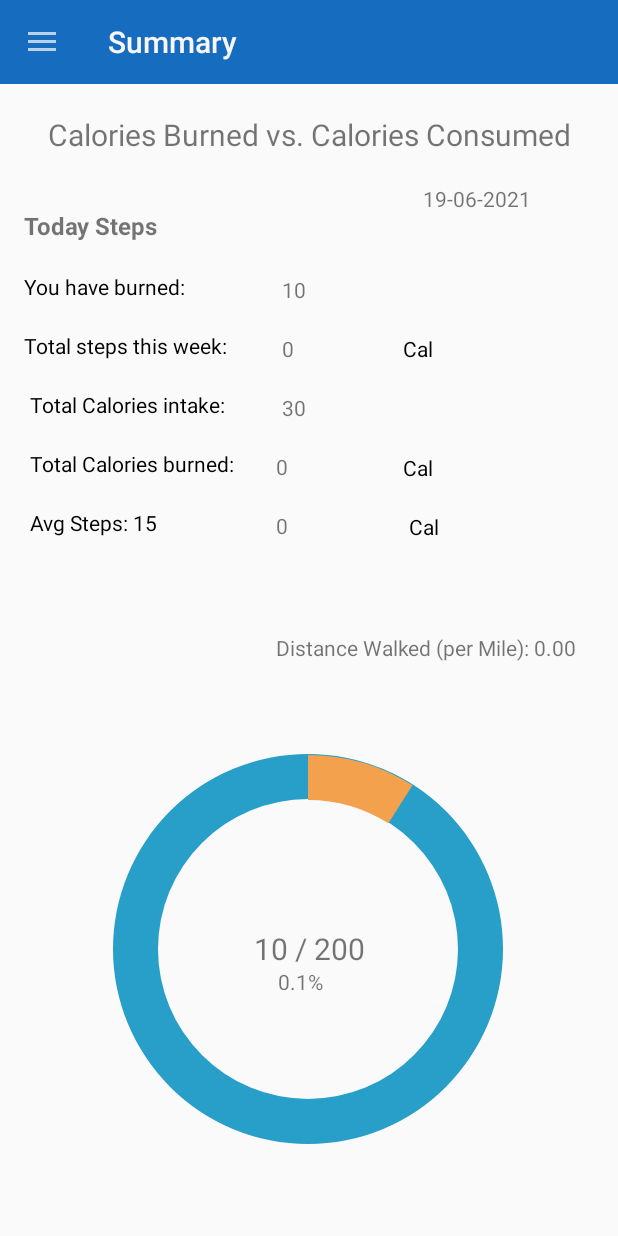
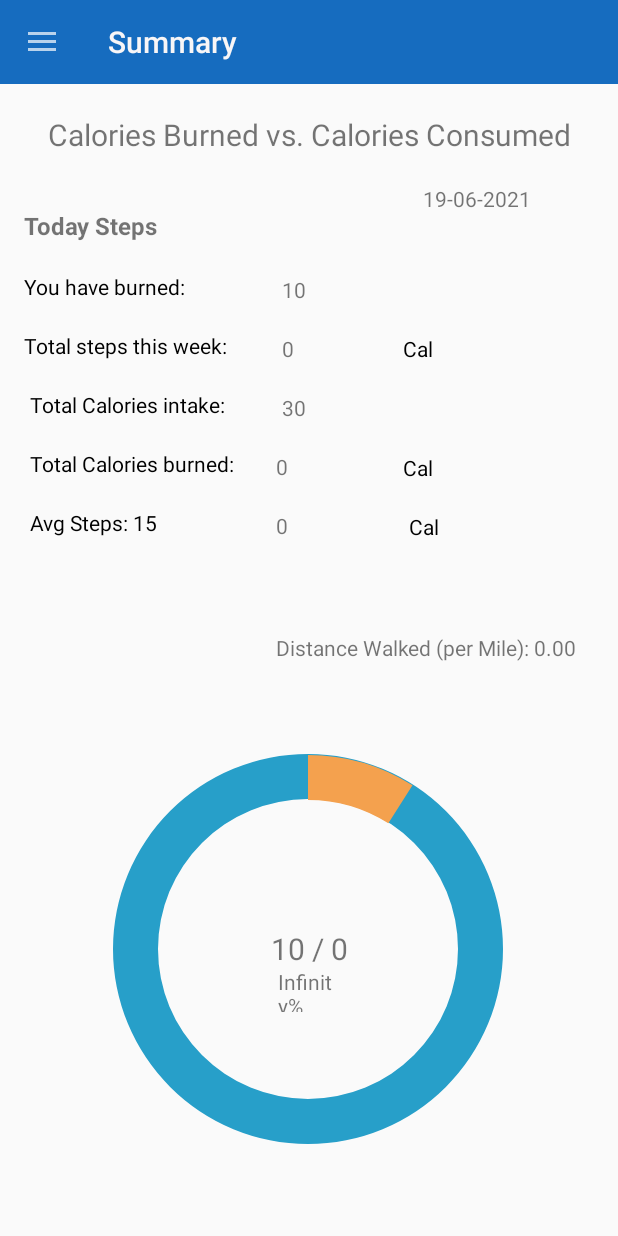
Before and after one commit to Agingalus/personalChef, an Android app: the MainActivity screen opened directly, with no data from a screen before it, in the side drawer, after a tap on "Summary", on a phone screen of 412 x 824 dp. Run offline under Robolectric (Android 15) with nearby library versions, the phone set to English and light mode, and no system bars; 5 statements that could not run were skipped.

Commit message:
passed goal from file in StepCounterActivity and in MainActivity

```diff
--- a/app/src/main/java/com/personalchef/mealplan/MainActivity.java
+++ b/app/src/main/java/com/personalchef/mealplan/MainActivity.java
@@ -190,34 +190,22 @@ public class MainActivity extends AppCompatActivity implements NavigationView.On
         }catch (Exception ex) {}
     }
     public  void populateProgress(){
-
+        User user = Utilities.getUser();
         // Retrieve Views
         TextView stepCountV = findViewById(R.id.number_of_calories);
         ProgressBar pieChart = findViewById(R.id.stats_progressbar);
         TextView percentV = findViewById(R.id.percent);
+
+        int goal = user.getGoal();
         double percent;
 
         int progress = scDetail.getProgress();
 
         pieChart.setProgress(progress);
 
-        Intent iin= getIntent();
-        Bundle b = iin.getExtras();
-        if(b!=null)
-        {
-            String j =(String) b.get("goal");
-            stepCountV.setText(stepCount + " / " + j);
-            int goal = Integer.parseInt(j);
-            percent = (double)stepCount/(double)goal;
-            percentV.setText(percent + "%");
-
-
-        }else{
-            stepCountV.setText(stepCount + " / " + 200);
-            percent = (double)stepCount/200;
-            percentV.setText(String.format("%.1f",percent) + "%");
-        }
-        //stepCountV.setText(stepCount + " / " + Utilities.goal);
+        stepCountV.setText(stepCount + " / " + goal);
+        percent = (double)stepCount/(double)goal;
+        percentV.setText(percent + "%");
 
         return;
 
--- a/app/src/main/java/com/personalchef/mealplan/SetStepGoal.java
+++ b/app/src/main/java/com/personalchef/mealplan/SetStepGoal.java
@@ -27,7 +27,6 @@ public class SetStepGoal extends AppCompatActivity implements NavigationView.OnN
     public ActionBarDrawerToggle toggle;
     public NavigationView navView;
     public EditText stepGoal;
-    public Button submit;
 
     @Override
     protected void onCreate(Bundle savedInstanceState) {
@@ -38,7 +37,7 @@ public class SetStepGoal extends AppCompatActivity implements NavigationView.OnN
         Toolbar toolbar = findViewById(R.id.toolbar);
         setSupportActionBar(toolbar);
 
-        drawer = (DrawerLayout) findViewById(R.id.my_drawer_layout);
+        drawer = findViewById(R.id.my_drawer_layout);
         navView = findViewById(R.id.nav_view);
         navView.setItemIconTintList(null);
         toggle = new ActionBarDrawerToggle(this, drawer, toolbar, R.string.nav_open, R.string.nav_close);
@@ -49,7 +48,6 @@ public class SetStepGoal extends AppCompatActivity implements NavigationView.OnN
         toggle.syncState();
 
         stepGoal = findViewById(R.id.stepGoal);
-
     }
 
     @Override
@@ -80,8 +78,8 @@ public class SetStepGoal extends AppCompatActivity implements NavigationView.OnN
             Utilities.goal = sGoal;
             IOHelper.SaveUserToFile(this, user);
             user = IOHelper.loadUserFromFile(this);
-            System.out.println("Reloaded user" + user.toString()); //debug code
             this.goal = sGoal;
+
             Intent intent = new Intent(getApplicationContext(), StepCounterActivity.class);
             startActivity(intent);
         }else{
--- a/app/src/main/java/com/personalchef/mealplan/StepCounterActivity.java
+++ b/app/src/main/java/com/personalchef/mealplan/StepCounterActivity.java
@@ -17,6 +17,8 @@ import androidx.drawerlayout.widget.DrawerLayout;
 import com.google.android.material.navigation.NavigationView;
 import com.personalchef.mealplan.models.DatabaseHelper;
 import com.personalchef.mealplan.models.StepCalorieDetails;
+import com.personalchef.mealplan.models.User;
+import com.personalchef.mealplan.models.Utilities;
 
 import java.text.SimpleDateFormat;
 import java.util.Date;
@@ -63,6 +65,7 @@ public class StepCounterActivity extends AppCompatActivity implements Navigation
     //@RequiresApi(api = Build.VERSION_CODES.O)
     private void populateTextViews() {
         int avg = 0;
+        User user = Utilities.getUser();
 
         // Retrieve Views
         TextView tvDate = findViewById(R.id.tvDate);
@@ -99,26 +102,13 @@ public class StepCounterActivity extends AppCompatActivity implements Navigation
 
         tvMiles.setText("Distance Walked (per Mile): " + String.format("%.2f", scDetail.getMilesWalked()));
 
-        Intent iin= getIntent();
-        Bundle b = iin.getExtras();
 
+        int goal = user.getGoal();
         double percent;
-        if(b!=null)
-        {
-            String j =(String) b.get("goal");
-            stepCountV.setText(stepCount + " / " + j);
-            int goal = Integer.parseInt(j);
-            percent = (double)stepCount/(double)goal;
-            percentV.setText(percent + "%");
 
-
-        }else{
-            stepCountV.setText(stepCount + " / " + 200);
-            percent = (double)stepCount/200;
-            percentV.setText(String.format("%.1f",percent) + "%");
-        }
-
-        //stepCountV.setText(stepCount + " / " + Utilities.goal);
+        stepCountV.setText(stepCount + " / " + goal);
+        percent = (double)stepCount/(double)goal;
+        percentV.setText(percent + "%");
 
         return;
     }
```
